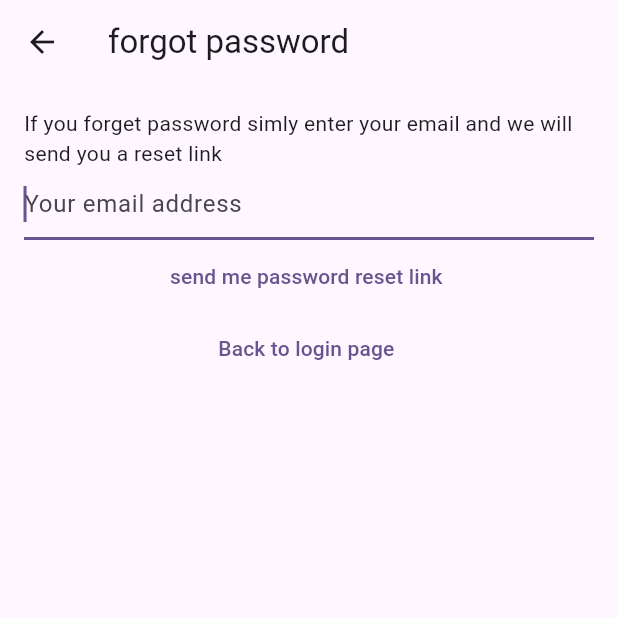
After one commit to Amine0320/Notes_Mobile_Application, a Flutter app: the ForgotPasswordView screen opened directly, on a phone screen of 412 x 824 dp, the top half of it. The commit adds this screen. Run offline on Flutter 3.47's test engine with Material 3 defaults, Android fonts, the phone set to English and light mode, and no system bars; our stand-ins replace bloc, cloud_firestore, equatable, firebase_auth, firebase_core, flutter_bloc and 1 more; accounts and stored records are empty; network calls fail.

Commit message:
Loader / reset screen Back-Front

```diff
--- a/lib/services/auth/auth_provider.dart
+++ b/lib/services/auth/auth_provider.dart
@@ -13,4 +13,5 @@ abstract class AuthProvider {
   });
   Future<void> logOut();
   Future<void> sendEmailVerification();
+  Future<void> sendPasswordReset({required String toEmail});
 }
--- a/lib/services/auth/auth_service.dart
+++ b/lib/services/auth/auth_service.dart
@@ -45,4 +45,7 @@ class AuthService implements AuthProvider {
 
   @override
   Future<void> sendEmailVerification() => provider.sendEmailVerification();
+  @override
+  Future<void> sendPasswordReset({required String toEmail}) =>
+      provider.sendPasswordReset(toEmail: toEmail);
 }
--- a/lib/services/auth/bloc/auth_event.dart
+++ b/lib/services/auth/bloc/auth_event.dart
@@ -23,6 +23,11 @@ class AuthEvenSendEmailVerification extends AuthEvent {
   const AuthEvenSendEmailVerification();
 }
 
+class AuthEventForgotPassword extends AuthEvent {
+  final String? email;
+  const AuthEventForgotPassword({this.email});
+}
+
 class AuthEventRegister extends AuthEvent {
   final String email;
   final String password;
--- a/lib/services/auth/bloc/auth_state.dart
+++ b/lib/services/auth/bloc/auth_state.dart
@@ -4,31 +4,62 @@ import 'package:equatable/equatable.dart';
 
 @immutable
 abstract class AuthState {
-  const AuthState();
+  final bool isLoading;
+  final String? loadingText;
+  const AuthState({
+    required this.isLoading,
+    this.loadingText = 'Please wait a minute ',
+  });
 }
 
 class AuthStateOnIntialized extends AuthState {
-  const AuthStateOnIntialized();
+  const AuthStateOnIntialized({
+    required bool isLoading,
+  }) : super(isLoading: isLoading);
 }
 
 class AuthStateRegistering extends AuthState {
   final Exception? execption;
-  const AuthStateRegistering(this.execption);
+  const AuthStateRegistering({
+    required bool isLoading,
+    required this.execption,
+  }) : super(isLoading: isLoading);
 }
 
 class AuthStateLoggedIn extends AuthState {
   final AuthUser user;
-  const AuthStateLoggedIn(this.user);
+  const AuthStateLoggedIn({
+    required bool isLoading,
+    required this.user,
+  }) : super(isLoading: isLoading);
 }
 
 class AuthStateNeedsVerification extends AuthState {
-  const AuthStateNeedsVerification();
+  const AuthStateNeedsVerification({
+    required bool isLoading,
+  }) : super(isLoading: isLoading);
+}
+
+class AuthStateForgotPassword extends AuthState {
+  final Exception? exception;
+  final bool hasSentEmail;
+  const AuthStateForgotPassword({
+    required this.exception,
+    required this.hasSentEmail,
+    required bool isLoading,
+  }) : super(isLoading: isLoading);
 }
 
 class AuthStateLoggedOut extends AuthState with EquatableMixin {
   final Exception? exception;
-  final bool isLoading;
-  const AuthStateLoggedOut({required this.exception, required this.isLoading});
+  const AuthStateLoggedOut({
+    required this.exception,
+    required bool isLoading,
+    required String? loadingText,
+  }) : super(
+          isLoading: isLoading,
+          loadingText: loadingText,
+        );
 
   @override
   List<Object?> get props => [exception, isLoading];
--- /dev/null
+++ b/lib/utilities/dialogs/reset_password_dialog.dart
@@ -0,0 +1,13 @@
+import 'package:flutter/material.dart';
+import 'package:notes_app/utilities/dialogs/generic_dialogs.dart';
+
+Future<void> showPasswordResetSentDialog(BuildContext context) {
+  return showGenericDialog<void>(
+    context: context,
+    title: "Password reset",
+    content: "We have send you a reset link . Please check you email ",
+    optionsBuilder: () => {
+      "ok": null,
+    },
+  );
+}
--- /dev/null
+++ b/lib/views/Authentification/forget_password.dart
@@ -0,0 +1,97 @@
+import 'package:flutter/material.dart';
+import 'package:flutter_bloc/flutter_bloc.dart';
+import 'package:notes_app/services/auth/bloc/auth_bloc.dart';
+import 'package:notes_app/services/auth/bloc/auth_event.dart';
+import 'package:notes_app/services/auth/bloc/auth_state.dart';
+import 'package:notes_app/utilities/dialogs/error_dialog.dart';
+import 'package:notes_app/utilities/dialogs/reset_password_dialog.dart';
+
+class ForgotPasswordView extends StatefulWidget {
+  const ForgotPasswordView({Key? key}) : super(key: key);
+
+  @override
+  _ForgotPasswordViewState createState() => _ForgotPasswordViewState();
+}
+
+class _ForgotPasswordViewState extends State<ForgotPasswordView> {
+  late final TextEditingController _controller;
+
+  @override
+  void initState() {
+    _controller = TextEditingController();
+    super.initState();
+  }
+
+  @override
+  void dispose() {
+    _controller.dispose();
+    super.dispose();
+  }
+
+  @override
+  Widget build(BuildContext context) {
+    return BlocListener<AuthBloc, AuthState>(
+      listener: (context, state) async {
+        if (state is AuthStateForgotPassword) {
+          if (state.hasSentEmail) {
+            _controller.clear();
+            await showPasswordResetSentDialog(context);
+          }
+          if (state.exception != null) {
+            await showErrorDialog(
+              context,
+              "We could not process your request , please try again ",
+            );
+          }
+        }
+      },
+      child: Scaffold(
+        appBar: AppBar(
+          title: const Text('forgot password'),
+        ),
+        body: Padding(
+          padding: const EdgeInsets.all(16.0),
+          child: SingleChildScrollView(
+            child: Column(
+              children: [
+                const Text(
+                  "If you forget password simly enter your email and we will send you a reset link ",
+                ),
+                TextField(
+                  keyboardType: TextInputType.emailAddress,
+                  autocorrect: false,
+                  autofocus: true,
+                  controller: _controller,
+                  decoration: const InputDecoration(
+                    hintText: "Your email address",
+                  ),
+                ),
+                TextButton(
+                  onPressed: () {
+                    final email = _controller.text;
+                    context
+                        .read<AuthBloc>()
+                        .add(AuthEventForgotPassword(email: email));
+                  },
+                  child: const Text(
+                    "send me password reset link ",
+                  ),
+                ),
+                TextButton(
+                  onPressed: () {
+                    context.read<AuthBloc>().add(
+                          const AuthEventLogOut(),
+                        );
+                  },
+                  child: const Text(
+                    "Back to login page ",
+                  ),
+                ),
+              ],
+            ),
+          ),
+        ),
+      ),
+    );
+  }
+}
```
Also changed, not shown: lib/main.dart (+12 -1 lines), lib/services/auth/bloc/auth_bloc.dart (+55 -9 lines), lib/services/auth/firebase_auth_provider.dart (+18 -0 lines), lib/utilities/dialogs/loading_dialog.dart (+92 -14 lines), lib/utilities/dialogs/loading_screen_Controller.dart (added, +15 -0 lines), lib/views/Authentification/login_view.dart (+7 -15 lines), 1 other file.
